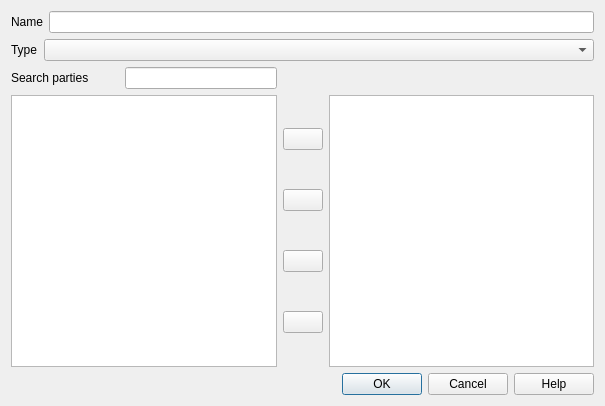
Before: the Qt Designer form asistente_ladm_col/ui/dlg_group_party.ui in SwissTierrasColombia/Asistente-LADM-COL, drawn with Qt 5.
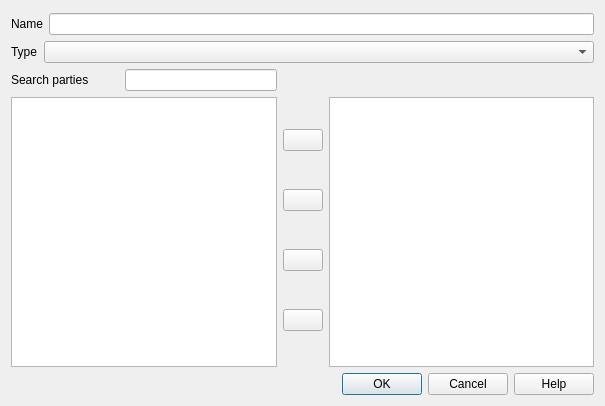
After: the same form once the commit is applied. Icons and pictures are not drawn.

Commit message: Make params dict and gui minor change

```diff
--- a/asistente_ladm_col/ui/dlg_group_party.ui
+++ b/asistente_ladm_col/ui/dlg_group_party.ui
@@ -20,42 +20,7 @@
    <string>Group Party</string>
   </property>
   <layout class="QGridLayout" name="gridLayout">
-   <item row="0" column="0">
-    <layout class="QHBoxLayout" name="horizontalLayout">
-     <item>
-      <widget class="QLabel" name="label">
-       <property name="text">
-        <string>Name</string>
-       </property>
-      </widget>
-     </item>
-     <item>
-      <widget class="QLineEdit" name="txt_group_name"/>
-     </item>
-    </layout>
-   </item>
-   <item row="1" column="0">
-    <layout class="QHBoxLayout" name="horizontalLayout_4">
-     <item>
-      <widget class="QLabel" name="label_2">
-       <property name="text">
-        <string>Type</string>
-       </property>
-      </widget>
-     </item>
-     <item>
-      <widget class="QComboBox" name="cbo_group_type">
-       <property name="sizePolicy">
-        <sizepolicy hsizetype="Expanding" vsizetype="Fixed">
-         <horstretch>0</horstretch>
-         <verstretch>0</verstretch>
-        </sizepolicy>
-       </property>
-      </widget>
-     </item>
-    </layout>
-   </item>
-   <item row="2" column="0">
+   <item row="3" column="0">
     <layout class="QHBoxLayout" name="horizontalLayout_2">
      <item>
       <widget class="QLabel" name="label_3">
@@ -92,7 +57,42 @@
      </item>
     </layout>
    </item>
-   <item row="3" column="0">
+   <item row="2" column="0">
+    <layout class="QHBoxLayout" name="horizontalLayout_4">
+     <item>
+      <widget class="QLabel" name="label_2">
+       <property name="text">
+        <string>Type</string>
+       </property>
+      </widget>
+     </item>
+     <item>
+      <widget class="QComboBox" name="cbo_group_type">
+       <property name="sizePolicy">
+        <sizepolicy hsizetype="Expanding" vsizetype="Fixed">
+         <horstretch>0</horstretch>
+         <verstretch>0</verstretch>
+        </sizepolicy>
+       </property>
+      </widget>
+     </item>
+    </layout>
+   </item>
+   <item row="1" column="0">
+    <layout class="QHBoxLayout" name="horizontalLayout">
+     <item>
+      <widget class="QLabel" name="label">
+       <property name="text">
+        <string>Name</string>
+       </property>
+      </widget>
+     </item>
+     <item>
+      <widget class="QLineEdit" name="txt_group_name"/>
+     </item>
+    </layout>
+   </item>
+   <item row="4" column="0">
     <layout class="QHBoxLayout" name="horizontalLayout_3">
      <item>
       <widget class="QListWidget" name="lst_all_parties">
@@ -212,7 +212,7 @@
      </item>
     </layout>
    </item>
-   <item row="4" column="0">
+   <item row="5" column="0">
     <widget class="QDialogButtonBox" name="buttonBox">
      <property name="orientation">
       <enum>Qt::Horizontal</enum>
@@ -225,6 +225,22 @@
      </property>
     </widget>
    </item>
+   <item row="0" column="0">
+    <spacer name="verticalSpacer">
+     <property name="orientation">
+      <enum>Qt::Vertical</enum>
+     </property>
+     <property name="sizeType">
+      <enum>QSizePolicy::Fixed</enum>
+     </property>
+     <property name="sizeHint" stdset="0">
+      <size>
+       <width>20</width>
+       <height>2</height>
+      </size>
+     </property>
+    </spacer>
+   </item>
   </layout>
  </widget>
  <resources/>
```
The commit also changes 1 other file.
